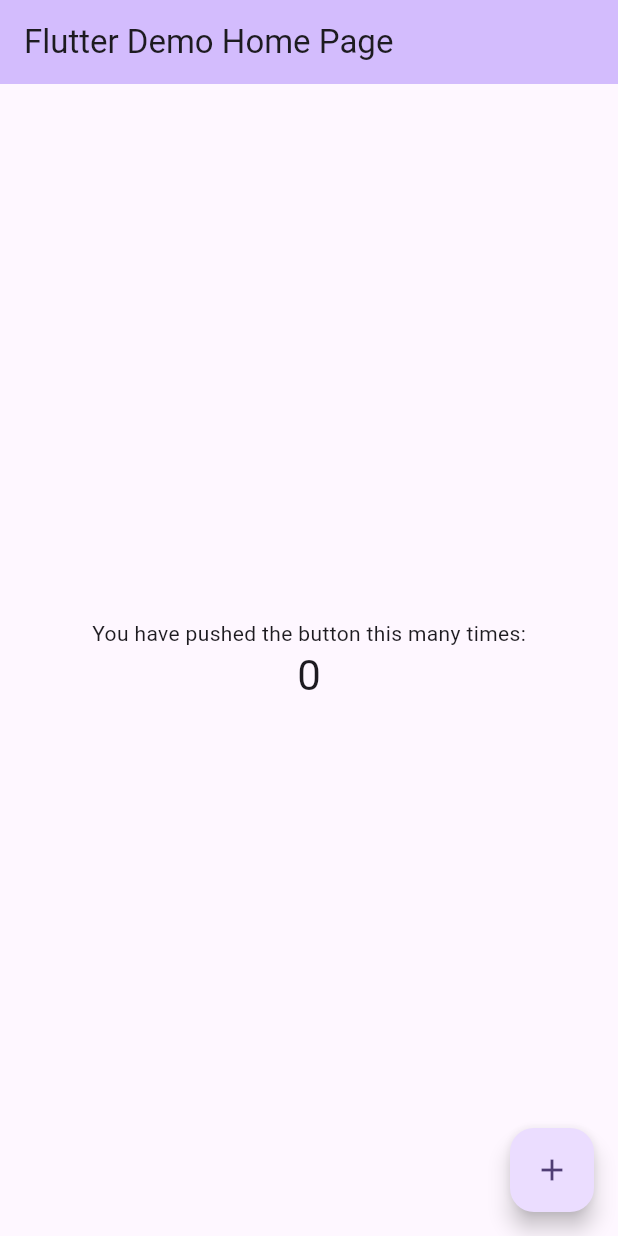
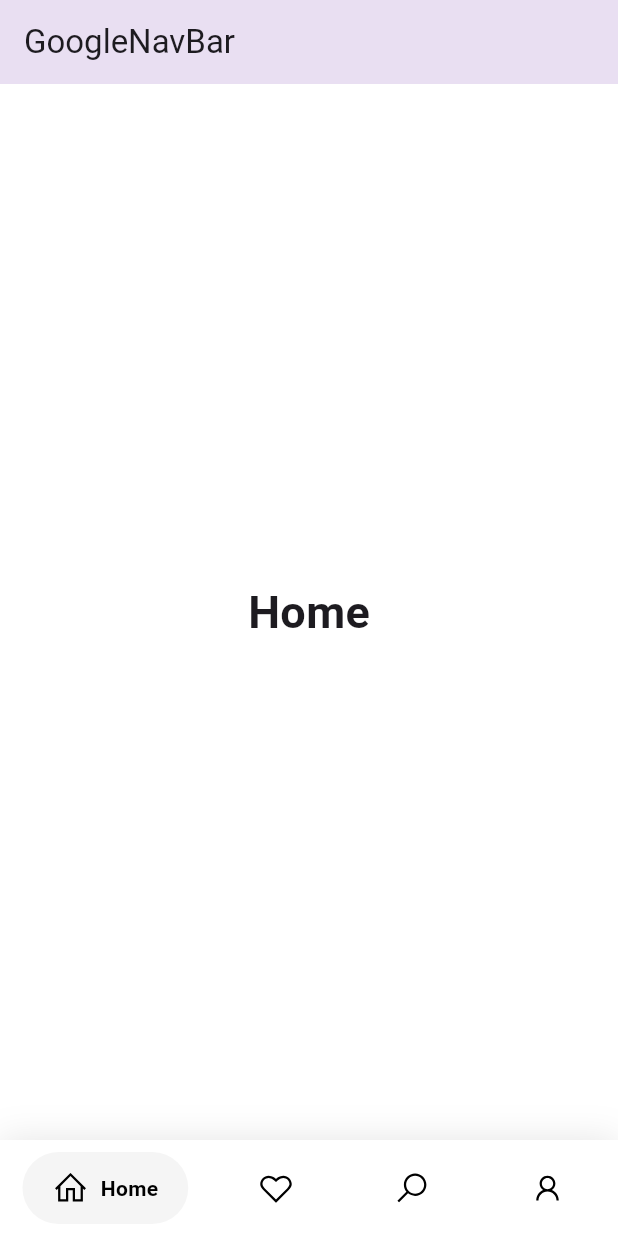
Before and after one commit to leonato-289/flutter, a Flutter app: the screen it shows after launch, on a phone screen of 412 x 824 dp. Run offline on Flutter 3.47's test engine with Material 3 defaults, Android fonts, the phone set to English and light mode, and no system bars; drawn by our look-alikes of google_nav_bar; our stand-ins replace line_icons.

Commit message:
Atualizando código para nova build

```diff
--- a/lib/main.dart
+++ b/lib/main.dart
@@ -1,122 +1,107 @@
 import 'package:flutter/material.dart';
+import 'package:google_nav_bar/google_nav_bar.dart';
+import 'package:line_icons/line_icons.dart';
 
-void main() {
-  runApp(const MyApp());
+void main() => runApp(MaterialApp(
+    builder: (context, child) {
+      return Directionality(textDirection: TextDirection.ltr, child: child!);
+    },
+    title: 'GNav',
+    theme: ThemeData(
+      primaryColor: Colors.grey[800],
+    ),
+    home: Example()));
+
+class Example extends StatefulWidget {
+  @override
+  _ExampleState createState() => _ExampleState();
 }
 
-class MyApp extends StatelessWidget {
-  const MyApp({super.key});
+class _ExampleState extends State<Example> {
+  int _selectedIndex = 0;
+  static const TextStyle optionStyle =
+      TextStyle(fontSize: 30, fontWeight: FontWeight.w600);
+  static const List<Widget> _widgetOptions = <Widget>[
+    Text(
+      'Home',
+      style: optionStyle,
+    ),
+    Text(
+      'Likes',
+      style: optionStyle,
+    ),
+    Text(
+      'Search',
+      style: optionStyle,
+    ),
+    Text(
+      'Profile',
+      style: optionStyle,
+    ),
+  ];
 
-  // This widget is the root of your application.
   @override
   Widget build(BuildContext context) {
-    return MaterialApp(
-      title: 'Flutter Demo',
-      theme: ThemeData(
-        // This is the theme of your application.
-        //
-        // TRY THIS: Try running your application with "flutter run". You'll see
-        // the application has a purple toolbar. Then, without quitting the app,
-        // try changing the seedColor in the colorScheme below to Colors.green
-        // and then invoke "hot reload" (save your changes or press the "hot
-        // reload" button in a Flutter-supported IDE, or press "r" if you used
-        // the command line to start the app).
-        //
-        // Notice that the counter didn't reset back to zero; the application
-        // state is not lost during the reload. To reset the state, use hot
-        // restart instead.
-        //
-        // This works for code too, not just values: Most code changes can be
-        // tested with just a hot reload.
-        colorScheme: ColorScheme.fromSeed(seedColor: Colors.deepPurple),
+    return Scaffold(
+      backgroundColor: Colors.white,
+      appBar: AppBar(
+        elevation: 20,
+        title: const Text('GoogleNavBar'),
       ),
-      home: const MyHomePage(title: 'Flutter Demo Home Page'),
+      body: Center(
+        child: _widgetOptions.elementAt(_selectedIndex),
+      ),
+      bottomNavigationBar: Container(
+        decoration: BoxDecoration(
+          color: Colors.white,
+          boxShadow: [
+            BoxShadow(
+              blurRadius: 20,
+              color: Colors.black.withOpacity(.1),
+            )
+          ],
+        ),
+        child: SafeArea(
+          child: Padding(
+            padding: const EdgeInsets.symmetric(horizontal: 15.0, vertical: 8),
+            child: GNav(
+              rippleColor: Colors.grey[300]!,
+              hoverColor: Colors.grey[100]!,
+              gap: 8,
+              activeColor: Colors.black,
+              iconSize: 24,
+              padding: EdgeInsets.symmetric(horizontal: 20, vertical: 12),
+              duration: Duration(milliseconds: 400),
+              tabBackgroundColor: Colors.grey[100]!,
+              color: Colors.black,
+              tabs: [
+                GButton(
+                  icon: LineIcons.home,
+                  text: 'Home',
+                ),
+                GButton(
+                  icon: LineIcons.heart,
+                  text: 'Likes',
+                ),
+                GButton(
+                  icon: LineIcons.search,
+                  text: 'Search',
+                ),
+                GButton(
+                  icon: LineIcons.user,
+                  text: 'Profile',
+                ),
+              ],
+              selectedIndex: _selectedIndex,
+              onTabChange: (index) {
+                setState(() {
+                  _selectedIndex = index;
+                });
+              },
+            ),
+          ),
+        ),
+      ),
     );
   }
 }
-
-class MyHomePage extends StatefulWidget {
-  const MyHomePage({super.key, required this.title});
-
-  // This widget is the home page of your application. It is stateful, meaning
-  // that it has a State object (defined below) that contains fields that affect
-  // how it looks.
-
-  // This class is the configuration for the state. It holds the values (in this
-  // case the title) provided by the parent (in this case the App widget) and
-  // used by the build method of the State. Fields in a Widget subclass are
-  // always marked "final".
-
-  final String title;
-
-  @override
-  State<MyHomePage> createState() => _MyHomePageState();
-}
-
-class _MyHomePageState extends State<MyHomePage> {
-  int _counter = 0;
-
-  void _incrementCounter() {
-    setState(() {
-      // This call to setState tells the Flutter framework that something has
-      // changed in this State, which causes it to rerun the build method below
-      // so that the display can reflect the updated values. If we changed
-      // _counter without calling setState(), then the build method would not be
-      // called again, and so nothing would appear to happen.
-      _counter++;
-    });
-  }
-
-  @override
-  Widget build(BuildContext context) {
-    // This method is rerun every time setState is called, for instance as done
-    // by the _incrementCounter method above.
-    //
-    // The Flutter framework has been optimized to make rerunning build methods
-    // fast, so that you can just rebuild anything that needs updating rather
-    // than having to individually change instances of widgets.
-    return Scaffold(
-      appBar: AppBar(
-        // TRY THIS: Try changing the color here to a specific color (to
-        // Colors.amber, perhaps?) and trigger a hot reload to see the AppBar
-        // change color while the other colors stay the same.
-        backgroundColor: Theme.of(context).colorScheme.inversePrimary,
-        // Here we take the value from the MyHomePage object that was created by
-        // the App.build method, and use it to set our appbar title.
-        title: Text(widget.title),
-      ),
-      body: Center(
-        // Center is a layout widget. It takes a single child and positions it
-        // in the middle of the parent.
-        child: Column(
-          // Column is also a layout widget. It takes a list of children and
-          // arranges them vertically. By default, it sizes itself to fit its
-          // children horizontally, and tries to be as tall as its parent.
-          //
-          // Column has various properties to control how it sizes itself and
-          // how it positions its children. Here we use mainAxisAlignment to
-          // center the children vertically; the main axis here is the vertical
-          // axis because Columns are vertical (the cross axis would be
-          // horizontal).
-          //
-          // TRY THIS: Invoke "debug painting" (choose the "Toggle Debug Paint"
-          // action in the IDE, or press "p" in the console), to see the
-          // wireframe for each widget.
-          mainAxisAlignment: MainAxisAlignment.center,
-          children: <Widget>[
-            const Text('You have pushed the button this many times:'),
-            Text(
-              '$_counter',
-              style: Theme.of(context).textTheme.headlineMedium,
-            ),
-          ],
-        ),
-      ),
-      floatingActionButton: FloatingActionButton(
-        onPressed: _incrementCounter,
-        tooltip: 'Increment',
-        child: const Icon(Icons.add),
-      ), // This trailing comma makes auto-formatting nicer for build methods.
-    );
-  }
-}
--- a/pubspec.yaml
+++ b/pubspec.yaml
@@ -30,10 +30,9 @@ environment:
 dependencies:
   flutter:
     sdk: flutter
-
-  # The following adds the Cupertino Icons font to your application.
-  # Use with the CupertinoIcons class for iOS style icons.
+  google_nav_bar: ^5.0.7
   cupertino_icons: ^1.0.8
+  line_icons: ^2.0.1
 
 dev_dependencies:
   flutter_test:
```
Also changed, not shown: pubspec.lock.
